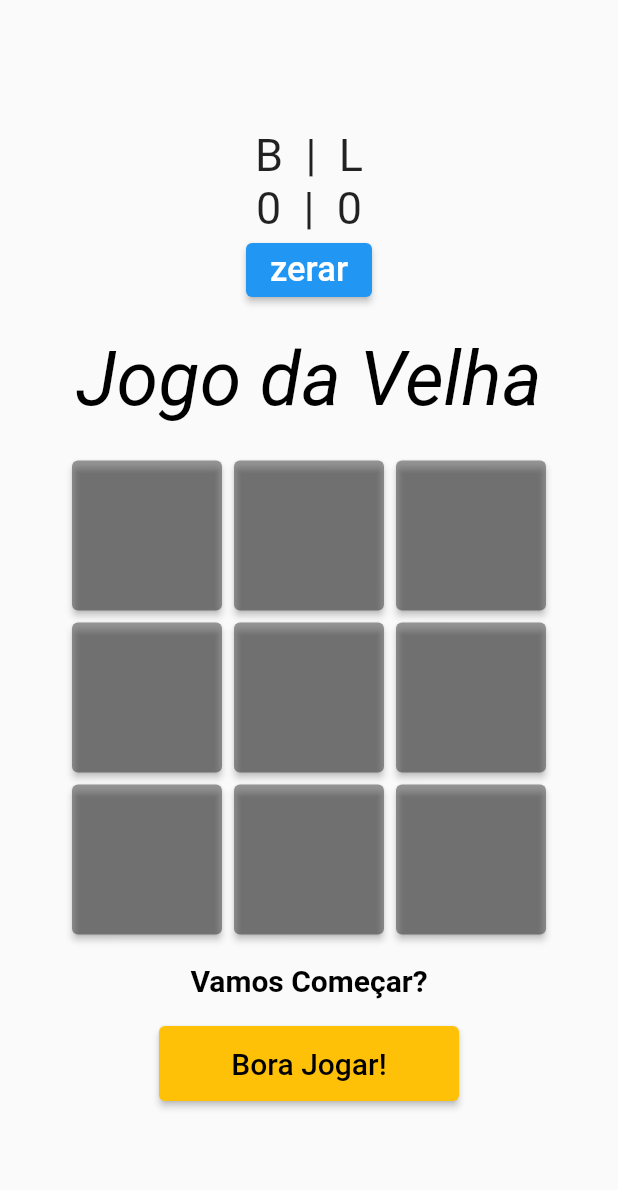
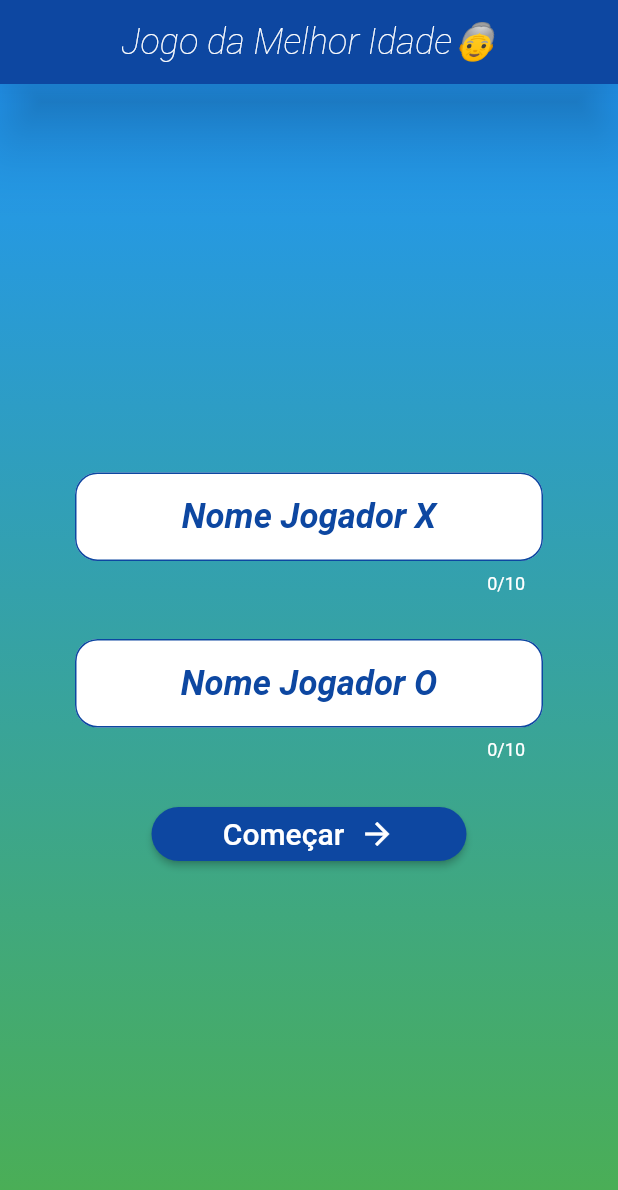
Before and after one commit to brunoferdias/jogo-da-melhor-dade, a Flutter app: the screen it shows after launch, on a phone screen of 412 x 824 dp. Shown: the top 1190 px of the screen. Run offline on Flutter 3.47's test engine with Material 2 defaults, Android fonts, the phone set to English and light mode, and no system bars; our stand-ins replace page_transition; missing offline and left inert: validadores.

Commit message:
feito a implementacao de nomes

```diff
--- a/lib/main.dart
+++ b/lib/main.dart
@@ -1,4 +1,5 @@
 import 'package:flutter/material.dart';
+import 'package:jogo_da_melhor_idade/nomes_page.dart';
 
 import 'my_game_page.dart';
 
@@ -13,7 +14,7 @@ class MyApp extends StatelessWidget {
   Widget build(BuildContext context) {
     return const MaterialApp(
       debugShowCheckedModeBanner: false,
-      home: MyGame(),
+      home: Names(),
     );
   }
 }
--- /dev/null
+++ b/lib/nomes_page.dart
@@ -0,0 +1,258 @@
+import 'package:flutter/material.dart';
+import 'package:flutter/services.dart';
+import 'package:jogo_da_melhor_idade/my_game_page.dart';
+import 'package:page_transition/page_transition.dart';
+import 'package:validadores/Validador.dart';
+
+class Names extends StatefulWidget {
+  const Names({Key? key}) : super(key: key);
+
+  @override
+  State<Names> createState() => _NamesState();
+}
+
+class _NamesState extends State<Names> {
+
+  late TextEditingController _playerA = TextEditingController();
+  late TextEditingController _playerB = TextEditingController();
+
+  final formKey = GlobalKey<FormState>();
+  String nomeA = '';
+  String nomeB = '';
+
+  get namePlayer1 => _playerA.text;
+  get namePlayer2 => _playerB.text;
+
+
+
+  @override
+  Widget build(BuildContext context) {
+    return GestureDetector(
+      onTap: () {
+        FocusScopeNode currentFocus = FocusScope.of(context);
+        if (!currentFocus.hasPrimaryFocus) {
+          currentFocus.unfocus();
+        } //Esconde o teclado ao clicar em outro lugar!!!!!!!!!!!!!!!!
+      },
+      child: Scaffold(
+        backgroundColor: Colors.black,
+        appBar: AppBar(
+          backgroundColor: Colors.blue.shade900,
+          centerTitle: true,
+          elevation: 20,
+          title: Text('Jogo da Melhor Idade👵',style: TextStyle(fontStyle: FontStyle.italic,fontSize: 24,fontWeight: FontWeight.w200),),
+        ),
+        body: Container(
+          decoration: BoxDecoration(
+            gradient: LinearGradient(
+              begin: Alignment.topCenter,
+              end: Alignment.bottomCenter,
+              colors: [Colors.blue, Colors.green],
+            ),
+          ),
+          child: Center(
+            child: SingleChildScrollView(
+              child: Form(
+                key: formKey,
+                child: Column(
+                  children: [
+                    Padding(
+                      padding: const EdgeInsets.symmetric(horizontal: 50,vertical: 15),
+                      child: ConstrainedBox(
+                        constraints: BoxConstraints(maxHeight: 300),
+                        child: TextFormField(
+
+                          textCapitalization: TextCapitalization.words,
+                          keyboardType: TextInputType.name,
+                         textInputAction: TextInputAction.next,
+                          controller: _playerA,
+                          textAlign: TextAlign.center,
+                          maxLength: 10,
+                          validator: (value) {
+                            if (_playerA.text == null || _playerA.text.isEmpty) {
+                              return 'Por favor, insira o nome';
+                            }
+                            return null;
+                          },
+                          /*onSaved: (value) {
+                            _playerA.text = value! as String;
+                          },*/
+                          style: TextStyle(
+                              color: Colors.blue.shade900, //
+                              fontSize: 23,
+                              fontWeight: FontWeight.bold,
+                              fontStyle: FontStyle.italic
+                          ),
+
+                          decoration: InputDecoration(
+                            errorStyle: TextStyle(
+                              color: Colors.red.shade900,
+                              fontSize: 16.0,
+                              fontWeight: FontWeight.bold,
+                            ),
+                            focusedBorder: OutlineInputBorder(
+                                borderRadius: BorderRadius.circular(15),
+                                borderSide: BorderSide(
+                                  color:  Colors.blue.shade900,
+                                )),
+                            enabledBorder: OutlineInputBorder(
+                                borderRadius: BorderRadius.circular(15),
+                                borderSide: BorderSide(
+                                  color:  Colors.blue.shade900,
+                                )),
+                            //hoverColor: Colors.greendf,
+                            filled: true,
+                            fillColor: Colors.white,
+                            helperStyle: TextStyle(
+                              color: Colors.white, // define a cor do helper text
+                            ),
+                            hintText: "Nome Jogador X",
+                            hintStyle: TextStyle(
+                              color: Colors.blue.shade900, //
+                              fontSize: 23,
+                              fontWeight: FontWeight.bold,
+                              fontStyle: FontStyle.italic
+                            ),
+                            border: OutlineInputBorder(
+                              borderRadius: BorderRadius.circular(18),
+                            ),
+                            isDense: true,
+                          ),
+                        ),
+                      ),
+                    ),
+                    Padding(
+                      padding: const EdgeInsets.symmetric(horizontal: 50,vertical: 15),
+                      child: ConstrainedBox(
+                        constraints: BoxConstraints(maxHeight: 300),
+                        child: TextFormField(
+                          textCapitalization: TextCapitalization.words,
+                          keyboardType: TextInputType.name,
+                          textInputAction: TextInputAction.next,
+                          controller: _playerB,
+                          textAlign: TextAlign.center,
+                          maxLength: 10,
+                          validator: (value) {
+                            if (_playerB.text.isEmpty) {
+                              return 'Campo obrigatório';
+                            }
+                            if (_playerB.text == namePlayer1) {
+                              return 'Nome do jogador 2 deve ser diferente do jogador 1';
+                            }
+                            return null;
+                          },
+                          style: TextStyle(
+                              color: Colors.blue.shade900, //
+                              fontSize: 23,
+                              fontWeight: FontWeight.bold,
+                              fontStyle: FontStyle.italic
+                          ),
+                          decoration: InputDecoration(
+                            focusedBorder: OutlineInputBorder(
+                                borderRadius: BorderRadius.circular(15),
+                                borderSide: BorderSide(
+                                  color:  Colors.blue.shade900,
+                                )),
+                            enabledBorder: OutlineInputBorder(
+                                borderRadius: BorderRadius.circular(15),
+                                borderSide: BorderSide(
+                                  color:  Colors.blue.shade900,
+                                )),
+                            //hoverColor: Colors.greendf,
+                            filled: true,
+                            errorStyle: TextStyle(
+                              color: Colors.red.shade900,
+                              fontSize: 16.0,
+                              fontWeight: FontWeight.bold,
+                            ),
+                            fillColor: Colors.white,
+                            helperStyle: TextStyle(
+                              color: Colors.white, // define a cor do helper text
+                            ),
+                            hintText: "Nome Jogador O",
+                            hintStyle: TextStyle(
+                                color: Colors.blue.shade900, //
+                                fontSize: 23,
+                                fontWeight: FontWeight.bold,
+                                fontStyle: FontStyle.italic
+                            ),
+                            border: OutlineInputBorder(
+                              borderRadius: BorderRadius.circular(18),
+                            ),
+                            isDense: true,
+                          ),
+                        ),
+                      ),
+                    ),
+                    SizedBox(height: 10,),
+
+                    Container(
+                      width: 210,
+                      child: ElevatedButton(
+                        onPressed: () {
+                          HapticFeedback.heavyImpact();
+
+
+
+                          if (formKey.currentState!.validate()) {
+
+                            setState(() {
+                              nomeA = _playerA.text;
+                              nomeB = _playerB.text;
+                            });
+
+                            print('nome a = $nomeA}\nnome b = $nomeB');
+
+                            Navigator.push(
+                              context,
+                              PageTransition(
+                                type: PageTransitionType.fade,
+                                alignment: Alignment.center,
+                                child: MyGame(nomeA: nomeA,nomeB: nomeB,),
+                                isIos: true,
+                                duration: Duration(milliseconds: 850),
+                                reverseDuration: Duration(milliseconds: 850),
+                              ),
+                            );
+
+                          }
+
+
+
+                        },
+                        child: Row(
+                          mainAxisAlignment: MainAxisAlignment.center,
+                          children: [
+                            const Text(
+                              "Começar",
+                              style: TextStyle(
+                                  fontSize: 20, color: Colors.white),
+                            ),
+                            const SizedBox(
+                              width: 10,
+                            ),
+                            const Icon(
+                              Icons.arrow_forward_outlined,
+                              color: Colors.white,
+                            ),
+                          ],
+                        ),
+                        style: ElevatedButton.styleFrom(
+                          //backgroundColor: Color.fromARGB(255, 255, 57, 0),
+                          backgroundColor: Colors.blue.shade900,
+                          shape: RoundedRectangleBorder(
+                            borderRadius: BorderRadius.circular(30),
+                          ),
+                        ),
+                      ),
+                    ),
+                  ],
+                ),
+              ),
+            ),
+          ),
+        ),
+      ),
+    );
+  }
+}
--- a/pubspec.yaml
+++ b/pubspec.yaml
@@ -35,6 +35,8 @@ dependencies:
   # The following adds the Cupertino Icons font to your application.
   # Use with the CupertinoIcons class for iOS style icons.
   cupertino_icons: ^1.0.2
+  validadores: ^1.0.5
+  page_transition: ^2.0.9
 
 dev_dependencies:
   flutter_test:
```
Also changed, not shown: lib/my_game_page.dart (+131 -33 lines), pubspec.lock, 6 other files.
